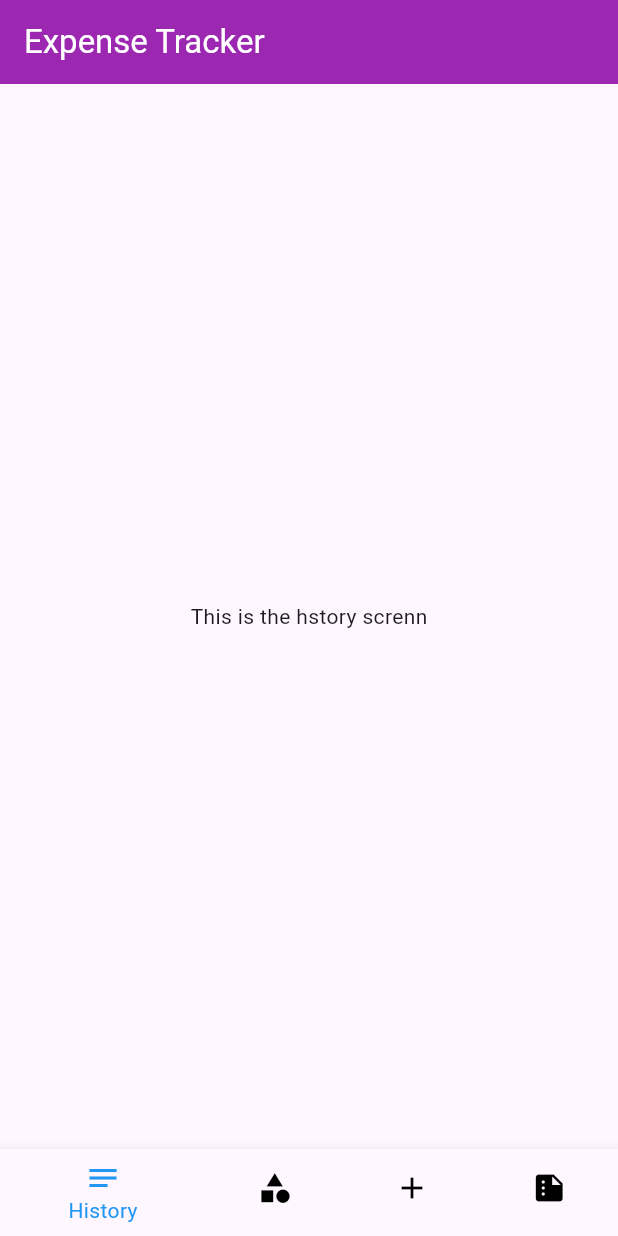
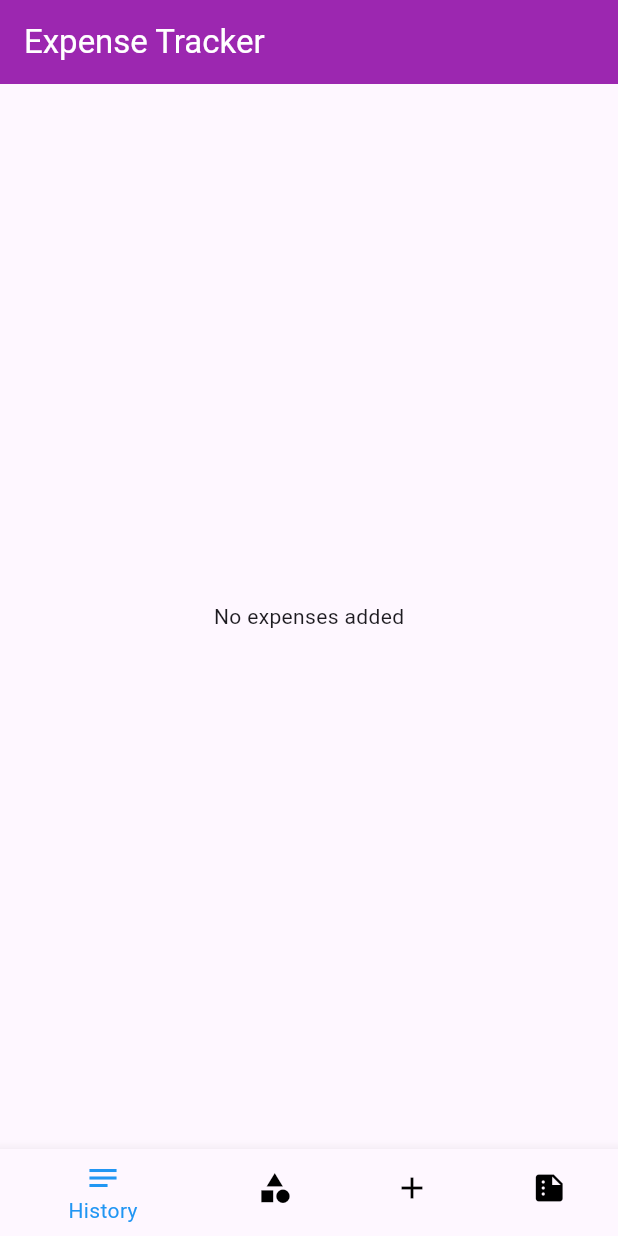
Before and after one commit to Chittadeep/Expense_Tracker_Getx_Flutter_Firebase, a Flutter app: the screen it shows after launch, on a phone screen of 412 x 824 dp. Run offline on Flutter 3.47's test engine with Material 3 defaults, Android fonts, the phone set to English and light mode, and no system bars; our stand-ins replace get.

Commit message:
feat: update TransactionHistory to use GetBuilder for dynamic expense display

```diff
--- a/lib/views/history.dart
+++ b/lib/views/history.dart
@@ -1,10 +1,27 @@
+import 'package:expense_tracker/controller/expenseController.dart';
 import 'package:flutter/material.dart';
+import 'package:get/get.dart';
 
-class TransactionHistory extends StatelessWidget {
+class TransactionHistory extends GetView<ExpenseController> {
   const TransactionHistory({super.key});
 
   @override
   Widget build(BuildContext context) {
-    return const Center(child: Text("This is the hstory screnn"),);
+    return GetBuilder<ExpenseController>(builder: (context) {
+      return controller.expenses.isNotEmpty
+          ? ListView.builder(
+              itemBuilder: (context, i) {
+                String expenseDescription = controller.expenses[i].description;
+                String expenseAmount = controller.expenses[i].amount.toString();
+                String expenseDate = controller.expenses[i].dateTime.toString();
+                return ListTile(
+                  title: Text(expenseDate),
+                  subtitle: Text(expenseAmount),
+                );
+              },
+              itemCount: controller.expenses.length,
+            )
+          : const Center(child: Text("No expenses added"));
+    });
   }
 }
```
